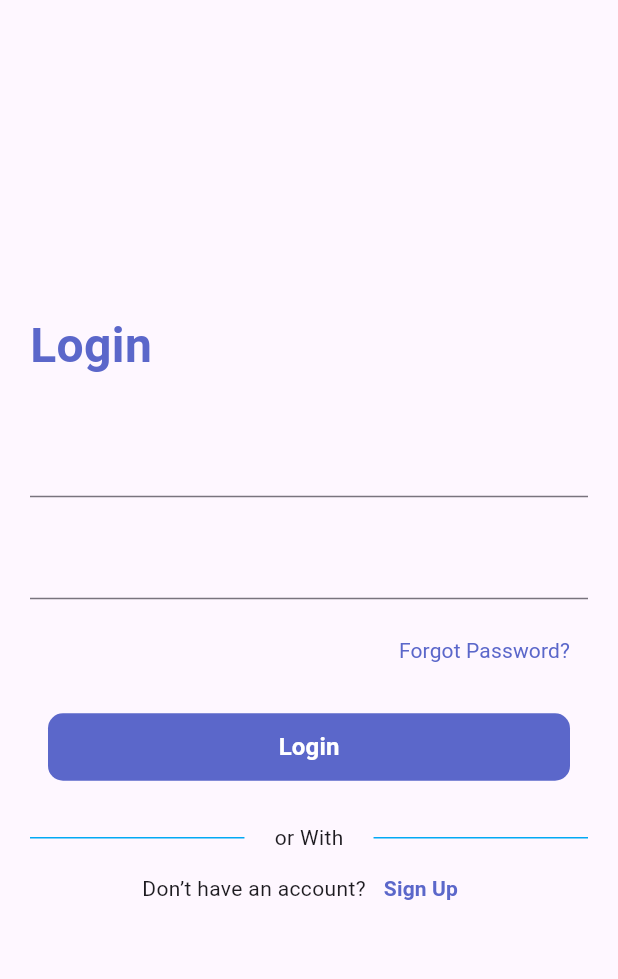
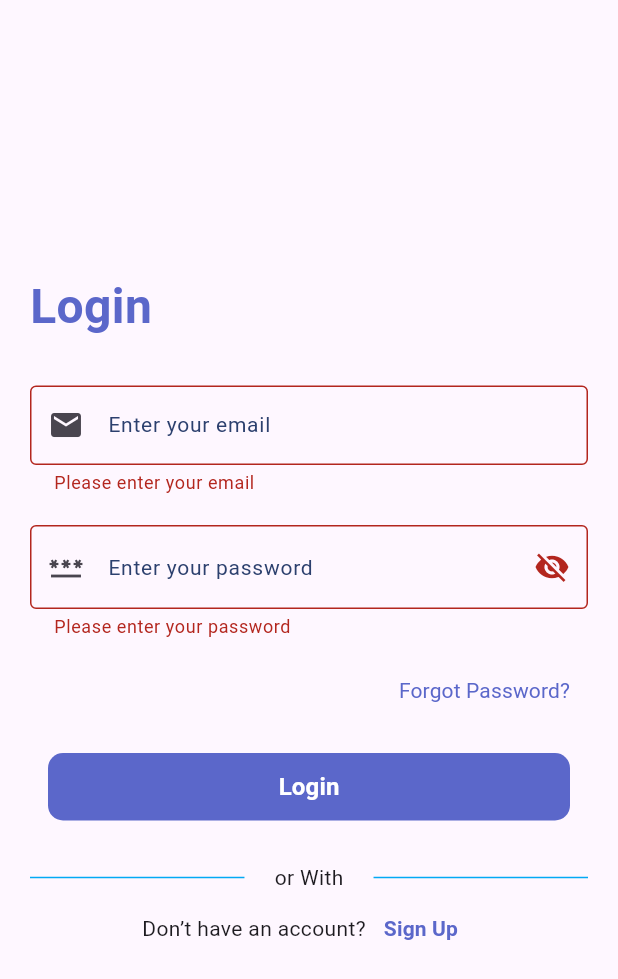
Before and after one commit to maheshmobileApp/flutter_tutorila_april, a Flutter app: the screen it shows after launch, after a tap on "Login", on a phone screen of 412 x 824 dp. Shown: the top 979 px of the screen. Run offline on Flutter 3.47's test engine with Material 3 defaults, Android fonts, the phone set to English and light mode, and no system bars.

Commit message:
login form validation

```diff
--- a/lib/login_screen.dart
+++ b/lib/login_screen.dart
@@ -1,16 +1,21 @@
 import 'package:flutter/material.dart';
+import 'package:flutter/services.dart';
 
 class LoginScreen extends StatefulWidget {
-  const LoginScreen({ Key? key }) : super(key: key);
+  const LoginScreen({Key? key}) : super(key: key);
 
   @override
   _LoginScreenState createState() => _LoginScreenState();
 }
 
 class _LoginScreenState extends State<LoginScreen> {
+  TextEditingController emailController = TextEditingController();
+  TextEditingController passwordController = TextEditingController();
+  final _formKey = GlobalKey<FormState>();
+
   @override
   Widget build(BuildContext context) {
-    return  Scaffold(
+    return Scaffold(
       // appBar: AppBar(
       //   title: const Text('Login Screen'),
       // ),
@@ -18,6 +23,9 @@ class _LoginScreenState extends State<LoginScreen> {
         width: MediaQuery.of(context).size.width,
         height: MediaQuery.of(context).size.height,
         margin: EdgeInsets.symmetric(horizontal: 20),
+        child: Form(
+          key: _formKey,
+          autovalidateMode: AutovalidateMode.always,
           child: Column(
             mainAxisAlignment: MainAxisAlignment.center,
             crossAxisAlignment: CrossAxisAlignment.center,
@@ -34,12 +42,73 @@ class _LoginScreenState extends State<LoginScreen> {
               SizedBox(
                 height: 30,
               ),
-            TextFormField(),
+              TextFormField(
+                validator: (value) {
+                  if (value == null || value.isEmpty) {
+                    return 'Please enter your email';
+                  } else if (isValidEmail(value)) {
+                    return null;
+                  } else {
+                    return 'Please enter a valid email';
+                  }
+                },
+                inputFormatters: [
+                  //  FilteringTextInputFormatter.digitsOnly,
+                  // FilteringTextInputFormatter.allow(RegExp(r'[a-zA-Z0-9]')),
+                  // LengthLimitingTextInputFormatter(20),
+                ],
+                controller: emailController,
+                keyboardType: TextInputType.emailAddress,
+                // maxLength: 120,
+                // maxLines: 5,
+                style: TextStyle(
+                  fontSize: 14,
+                  fontWeight: FontWeight.w500,
+                  color: Colors.red,
+                ),
+                decoration: InputDecoration(
+                    prefixIcon: Icon(Icons.email),
+                    border: OutlineInputBorder(),
+                    // labelText: "Email",
+                    hintText: "Enter your email",
+                    hintStyle: TextStyle(
+                      fontSize: 14,
+                      fontWeight: FontWeight.w400,
+                      color: Color(0xFF2C406E),
+                    )),
+              ),
               SizedBox(
                 height: 20,
               ),
-            TextFormField(),
+              TextFormField(
+                validator: (value) {
+                  if (value == null || value.isEmpty) {
+                    return 'Please enter your password';
+                  } else if (isValidPassword(value)) {
+                    return null;
+                  } else {
+                    return 'Please enter a valid password';
+                  }
 
+                },
+                controller: passwordController,
+                // onChanged: (value) {
+                //   print(value);
+                //
+                decoration: InputDecoration(
+                  hintText: "Enter your password",
+                  prefixIcon: Icon(Icons.password),
+                  suffixIcon: Icon(Icons.visibility_off),
+                  hintStyle: TextStyle(
+                    fontSize: 14,
+                    fontWeight: FontWeight.w400,
+                    color: Color(0xFF2C406E),
+                  ),
+                  border: OutlineInputBorder(),
+                ),
+                obscureText: true,
+                // readOnly: true,
+              ),
               Padding(
                 padding: const EdgeInsets.symmetric(vertical: 10),
                 child: Align(
@@ -52,10 +121,9 @@ class _LoginScreenState extends State<LoginScreen> {
                                 fontWeight: FontWeight.w400,
                                 color: Color(0xFF5B67CA))))),
               ),
-
               TextButton(
                   onPressed: () {
-                  print("button pressed");
+                    loginAction();
                   },
                   child: Container(
                       width: double.infinity,
@@ -71,12 +139,13 @@ class _LoginScreenState extends State<LoginScreen> {
                             fontWeight: FontWeight.w600,
                             color: Colors.white),
                       ))),
-
-                    SizedBox(height: 20,),
-
+              SizedBox(
+                height: 20,
+              ),
               dividerWidget(),
               dontHaveAccountWidget()
             ],
+          ),
         ),
       ),
     );
@@ -111,9 +180,52 @@ class _LoginScreenState extends State<LoginScreen> {
                   fontSize: 14,
                   fontWeight: FontWeight.w700,
                   color: Color(0xFF5B67CA))))
-    ]
-    );
+    ]);
+  }
+
+  @override
+  void initState() {
+    // TODO: implement initState
+    super.initState();
+    // emailController.text = "test@gmail.com";
+  }
+
+  void loginAction() {
+
+    print("login action called");
+    final validate = _formKey.currentState!.validate();
+    if (validate) {
+      print("form is valid");
+    } else {
+      print("form is not valid");
+    }
+  }
+
+  bool isValidEmail(String email) {
+    final emailRegex = RegExp(r'^[\w-\.]+@([\w-]+\.)+[\w-]{2,4}$');
+    return emailRegex.hasMatch(email);
+  }
+
+  bool isValidPassword(String password) {
+    final passwordRegex = RegExp(r'^(?=.*[A-Za-z])(?=.*\d)[A-Za-z\d]{8,}$');
+    return passwordRegex.hasMatch(password);
   }
 
 
 }
+
+//Form
+/*
+Create Sign up form with below fields
+
+1. email -> vlidation
+2. password -> validation
+3. confirm password -> vlidation
+4. first name -> min 3 char max 20 char
+5. last name -> min 3 char max 10 char
+6. phone number -> validation
+7. address -> optional
+
+
+
+ */
```
Lines whose indentation alone changed are shown as unchanged.
